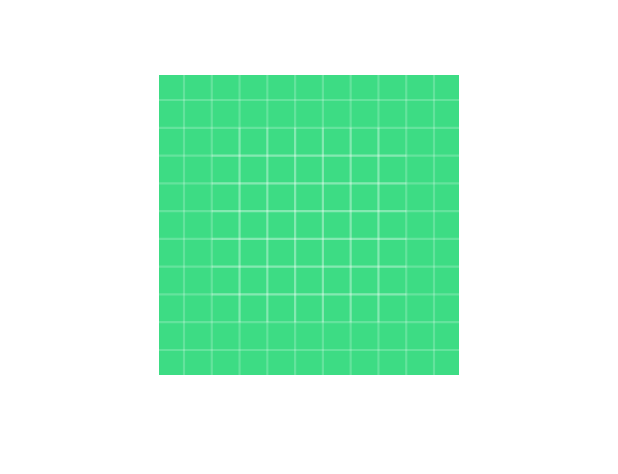
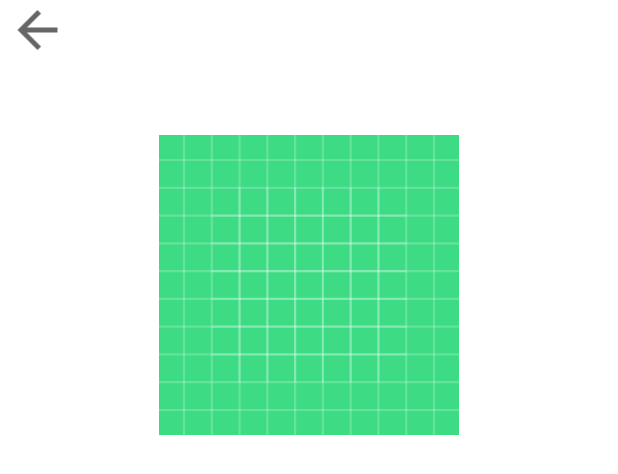
Before and after one commit to alpermelkeli/PersonalBlog, an Android app: the layout fragment_item.xml on its own in the app's theme, with its tools: preview values and no code run, on a phone screen of 412 x 824 dp. Shown: the top 474 px of the screen. Run offline under Robolectric (Android 15) with nearby library versions, the phone set to English and light mode, and no system bars.

Commit message:
I added backButton for ItemFragment.java

```diff
--- a/app/src/main/res/layout/fragment_item.xml
+++ b/app/src/main/res/layout/fragment_item.xml
@@ -6,17 +6,25 @@
     android:layout_height="match_parent"
     tools:context=".uı.projects.view.ItemFragment">
 
+
     <ScrollView
         android:id="@+id/itemScroll"
         android:layout_width="match_parent"
         android:layout_height="match_parent">
 
+
         <LinearLayout
+
+
             android:id="@+id/itemLayout"
             android:layout_width="match_parent"
             android:layout_height="wrap_content"
             android:orientation="vertical" >
-
+            <ImageView
+                android:id="@+id/backButton"
+                android:layout_width="50dp"
+                android:layout_height="40dp"
+                app:srcCompat="?attr/actionModeCloseDrawable" />
             <TextView
                 android:id="@+id/titleText"
                 android:layout_width="match_parent"
--- a/app/src/main/res/values/themes.xml
+++ b/app/src/main/res/values/themes.xml
@@ -2,7 +2,7 @@
     <!-- Base application theme. -->
     <style name="Theme.PersonalBlog" parent="Theme.MaterialComponents.DayNight.DarkActionBar">
         <!-- Primary brand color. -->
-        <item name="colorPrimary">@color/purple_500</item>
+        <item name="colorPrimary">@color/black</item>
         <item name="colorPrimaryVariant">@color/purple_700</item>
         <item name="colorOnPrimary">@color/white</item>
         <!-- Secondary brand color. -->
@@ -10,7 +10,7 @@
         <item name="colorSecondaryVariant">@color/teal_700</item>
         <item name="colorOnSecondary">@color/black</item>
         <!-- Status bar color. -->
-        <item name="android:statusBarColor">?attr/colorPrimaryVariant</item>
+        <item name="android:statusBarColor">@color/black</item>
         <!-- Customize your theme here. -->
     </style>
 </resources>
```
Also changed, not shown: app/src/main/java/com/alpermelkeli/personalblog/uı/projects/view/HomeScreen.java (+21 -3 lines), app/src/main/java/com/alpermelkeli/personalblog/uı/projects/view/ItemFragment.java (+22 -1 lines), app/src/main/java/com/alpermelkeli/personalblog/uı/projects/view/ProjectFragment.java (+5 -2 lines), app/src/main/res/layout/fragment_project.xml (+8 -3 lines).
